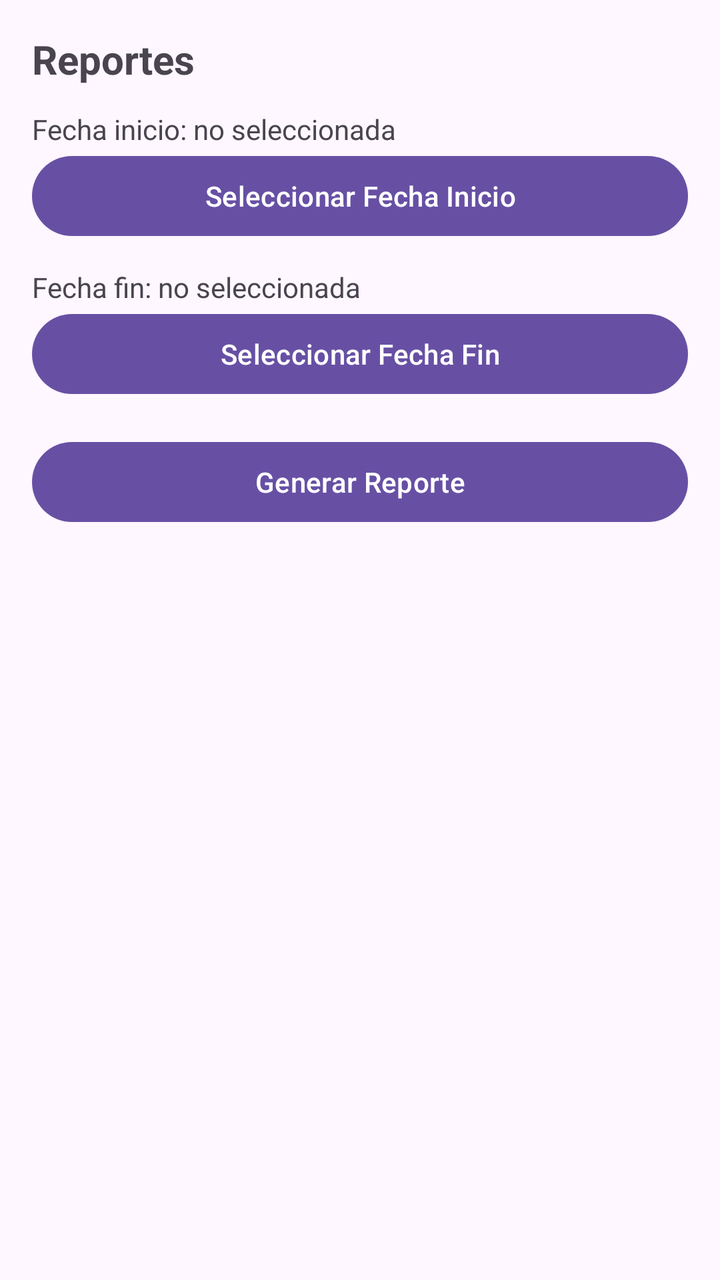
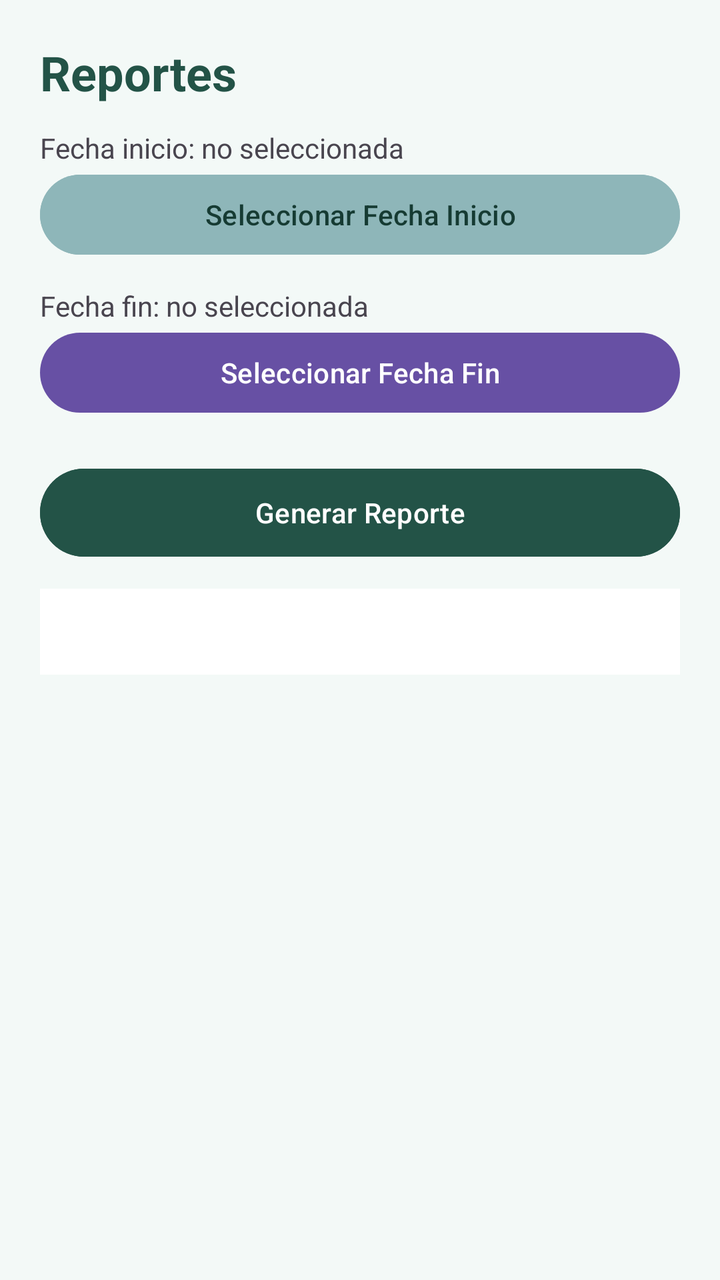

An Android layout rendered at two revisions. The XML below is the earlier revision; the diff shows what the commit changed to produce the second picture.
<!-- AndroidManifest.xml: application theme Theme.T1 -->
<!-- res/layout/activity_reportes.xml -->
<?xml version="1.0" encoding="utf-8"?>
<LinearLayout xmlns:android="http://schemas.android.com/apk/res/android"
    android:layout_width="match_parent"
    android:layout_height="match_parent"
    android:orientation="vertical"
    android:padding="16dp">

    <TextView
        android:layout_width="wrap_content"
        android:layout_height="wrap_content"
        android:text="Reportes"
        android:textSize="20sp"
        android:textStyle="bold"/>

    <TextView
        android:id="@+id/tvFechaInicio"
        android:layout_width="match_parent"
        android:layout_height="wrap_content"
        android:text="Fecha inicio: no seleccionada"
        android:layout_marginTop="12dp"/>

    <Button
        android:id="@+id/btnFechaInicio"
        android:layout_width="match_parent"
        android:layout_height="wrap_content"
        android:text="Seleccionar Fecha Inicio"/>

    <TextView
        android:id="@+id/tvFechaFin"
        android:layout_width="match_parent"
        android:layout_height="wrap_content"
        android:text="Fecha fin: no seleccionada"
        android:layout_marginTop="12dp"/>

    <Button
        android:id="@+id/btnFechaFin"
        android:layout_width="match_parent"
        android:layout_height="wrap_content"
        android:text="Seleccionar Fecha Fin"/>

    <Button
        android:id="@+id/btnGenerarReporte"
        android:layout_width="match_parent"
        android:layout_height="wrap_content"
        android:text="Generar Reporte"
        android:layout_marginTop="16dp"/>

    <ScrollView
        android:layout_width="match_parent"
        android:layout_height="0dp"
        android:layout_weight="1"
        android:layout_marginTop="12dp">

        <TextView
            android:id="@+id/tvResultadoReporte"
            android:layout_width="match_parent"
            android:layout_height="wrap_content"
            android:textSize="14sp"/>

    </ScrollView>

</LinearLayout>
<!-- resources referenced by this layout -->
<resources>
  <style name="Theme.T1" parent="Base.Theme.T1" />
  <style name="Base.Theme.T1" parent="Theme.Material3.DayNight.NoActionBar">
          
          
      </style>
</resources>

<!-- the commit's change to res/layout/activity_reportes.xml (unified diff, before → after) -->
@@ -3,14 +3,16 @@
     android:layout_width="match_parent"
     android:layout_height="match_parent"
     android:orientation="vertical"
-    android:padding="16dp">
+    android:padding="20dp"
+    android:background="#F3F9F7">
 
     <TextView
         android:layout_width="wrap_content"
         android:layout_height="wrap_content"
         android:text="Reportes"
-        android:textSize="20sp"
-        android:textStyle="bold"/>
+        android:textSize="24sp"
+        android:textStyle="bold"
+        android:textColor="#235347"/>
 
     <TextView
         android:id="@+id/tvFechaInicio"
@@ -23,7 +25,9 @@
         android:id="@+id/btnFechaInicio"
         android:layout_width="match_parent"
         android:layout_height="wrap_content"
-        android:text="Seleccionar Fecha Inicio"/>
+        android:text="Seleccionar Fecha Inicio"
+        android:backgroundTint="#8EB6B9"
+        android:textColor="#163B33"/>
 
     <TextView
         android:id="@+id/tvFechaFin"
@@ -43,7 +47,10 @@
         android:layout_width="match_parent"
         android:layout_height="wrap_content"
         android:text="Generar Reporte"
-        android:layout_marginTop="16dp"/>
+        android:layout_marginTop="20dp"
+        android:backgroundTint="#235347"
+        android:textColor="#FFFFFF"
+        android:minHeight="52dp"/>
 
     <ScrollView
         android:layout_width="match_parent"
@@ -55,7 +62,10 @@
             android:id="@+id/tvResultadoReporte"
             android:layout_width="match_parent"
             android:layout_height="wrap_content"
-            android:textSize="14sp"/>
+            android:textSize="14sp"
+            android:textColor="#235347"
+            android:padding="12dp"
+            android:background="#FFFFFF"/>
 
     </ScrollView>
 
